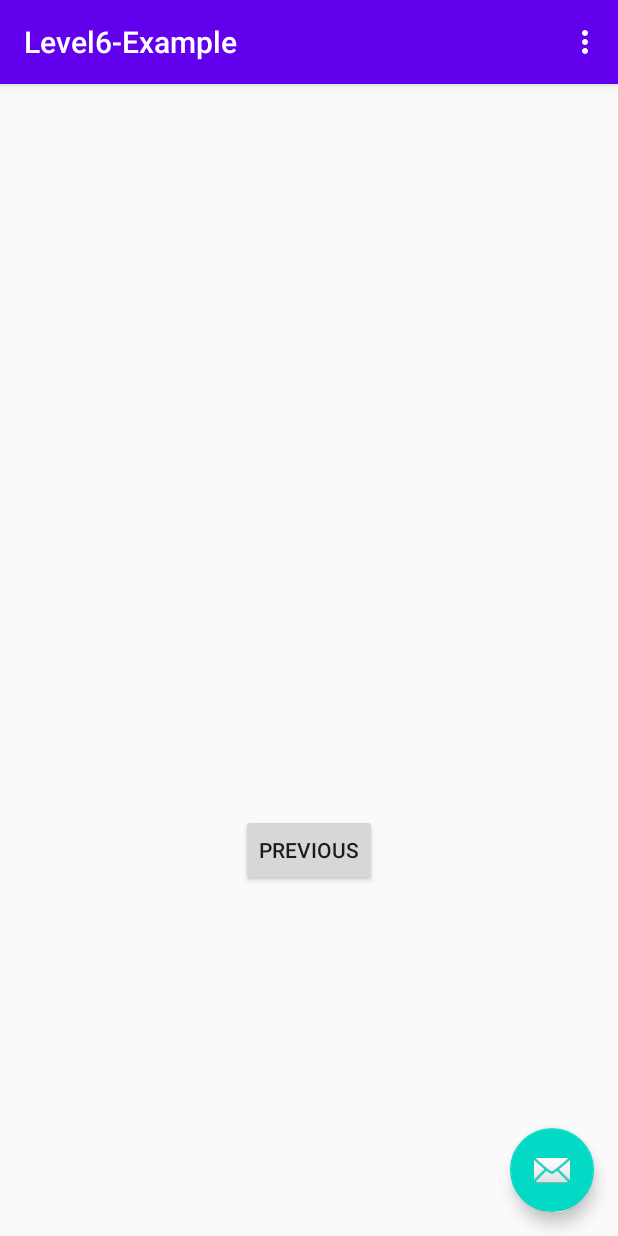
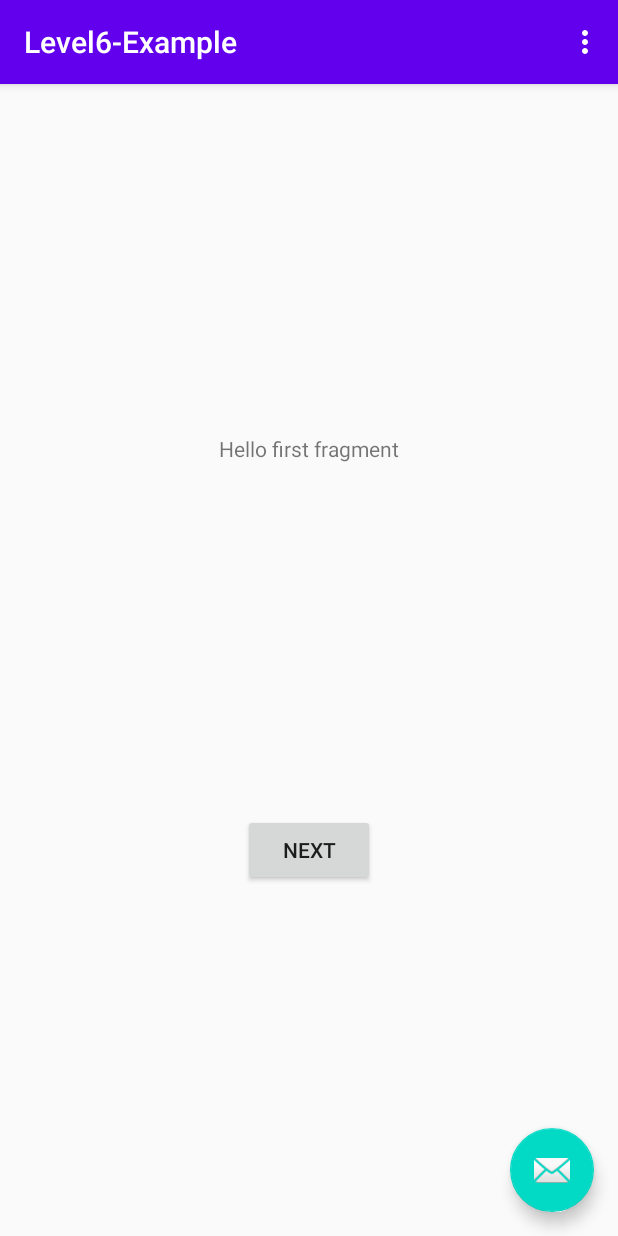
Before and after one commit to BrunoFigueiredo2k/Level6-Example, an Android app: the screen it shows after launch (MainActivity), after a tap on "NEXT", on a phone screen of 412 x 824 dp. Run offline under Robolectric (Android 15) with nearby library versions, the phone set to English and light mode, and no system bars; 1 statement that could not run was skipped.

```diff
--- a/app/build.gradle
+++ b/app/build.gradle
@@ -44,4 +44,10 @@ dependencies {
     androidTestImplementation 'androidx.test.ext:junit:1.1.2'
     androidTestImplementation 'androidx.test.espresso:espresso-core:3.3.0'
 
+    // Retrofit
+    implementation 'com.squareup.retrofit2:retrofit:2.8.1'
+    implementation 'com.squareup.retrofit2:converter-gson:2.8.1'
+    implementation 'com.squareup.okhttp3:okhttp:4.4.0'
+    implementation 'com.squareup.okhttp3:logging-interceptor:4.4.0'
+
 }
--- a/app/src/main/AndroidManifest.xml
+++ b/app/src/main/AndroidManifest.xml
@@ -2,7 +2,10 @@
 <manifest xmlns:android="http://schemas.android.com/apk/res/android"
     package="com.example.level6_example">
 
+    <uses-permission android:name="android.permission.INTERNET" />
+
     <application
+        android:usesCleartextTraffic="true"
         android:allowBackup="true"
         android:icon="@mipmap/ic_launcher"
         android:label="@string/app_name"
@@ -10,7 +13,7 @@
         android:supportsRtl="true"
         android:theme="@style/AppTheme">
         <activity
-            android:name=".MainActivity"
+            android:name=".ui.MainActivity"
             android:label="@string/app_name"
             android:theme="@style/AppTheme.NoActionBar">
             <intent-filter>
--- a/app/src/main/java/com/example/level6_example/SecondFragment.kt
+++ /dev/null
@@ -1,31 +0,0 @@
-package com.example.level6_example
-
-import android.os.Bundle
-import androidx.fragment.app.Fragment
-import android.view.LayoutInflater
-import android.view.View
-import android.view.ViewGroup
-import android.widget.Button
-import androidx.navigation.fragment.findNavController
-
-/**
- * A simple [Fragment] subclass as the second destination in the navigation.
- */
-class SecondFragment : Fragment() {
-
-    override fun onCreateView(
-            inflater: LayoutInflater, container: ViewGroup?,
-            savedInstanceState: Bundle?
-    ): View? {
-        // Inflate the layout for this fragment
-        return inflater.inflate(R.layout.fragment_second, container, false)
-    }
-
-    override fun onViewCreated(view: View, savedInstanceState: Bundle?) {
-        super.onViewCreated(view, savedInstanceState)
-
-        view.findViewById<Button>(R.id.button_second).setOnClickListener {
-            findNavController().navigate(R.id.action_SecondFragment_to_FirstFragment)
-        }
-    }
-}
--- a/app/src/main/java/com/example/level6_example/MainActivity.kt
+++ b/app/src/main/java/com/example/level6_example/ui/MainActivity.kt
@@ -1,4 +1,4 @@
-package com.example.level6_example
+package com.example.level6_example.ui
 
 import android.os.Bundle
 import com.google.android.material.floatingactionbutton.FloatingActionButton
@@ -6,6 +6,7 @@ import com.google.android.material.snackbar.Snackbar
 import androidx.appcompat.app.AppCompatActivity
 import android.view.Menu
 import android.view.MenuItem
+import com.example.level6_example.R
 
 class MainActivity : AppCompatActivity() {
 
--- a/app/src/main/java/com/example/level6_example/FirstFragment.kt
+++ b/app/src/main/java/com/example/level6_example/ui/TriviaFragment.kt
@@ -1,4 +1,4 @@
-package com.example.level6_example
+package com.example.level6_example.ui
 
 import android.os.Bundle
 import androidx.fragment.app.Fragment
@@ -7,18 +7,19 @@ import android.view.View
 import android.view.ViewGroup
 import android.widget.Button
 import androidx.navigation.fragment.findNavController
+import com.example.level6_example.R
 
 /**
  * A simple [Fragment] subclass as the default destination in the navigation.
  */
-class FirstFragment : Fragment() {
+class TriviaFragment : Fragment() {
 
     override fun onCreateView(
             inflater: LayoutInflater, container: ViewGroup?,
             savedInstanceState: Bundle?
     ): View? {
         // Inflate the layout for this fragment
-        return inflater.inflate(R.layout.fragment_first, container, false)
+        return inflater.inflate(R.layout.fragment_trivia, container, false)
     }
 
     override fun onViewCreated(view: View, savedInstanceState: Bundle?) {
--- a/app/src/main/res/layout/activity_main.xml
+++ b/app/src/main/res/layout/activity_main.xml
@@ -4,7 +4,7 @@
     xmlns:tools="http://schemas.android.com/tools"
     android:layout_width="match_parent"
     android:layout_height="match_parent"
-    tools:context=".MainActivity">
+    tools:context=".ui.MainActivity">
 
     <com.google.android.material.appbar.AppBarLayout
         android:layout_width="match_parent"
--- a/app/src/main/res/layout/fragment_second.xml
+++ b/app/src/main/res/layout/fragment_trivia.xml
@@ -4,24 +4,25 @@
     xmlns:tools="http://schemas.android.com/tools"
     android:layout_width="match_parent"
     android:layout_height="match_parent"
-    tools:context=".SecondFragment">
+    tools:context=".ui.TriviaFragment">
 
     <TextView
-        android:id="@+id/textview_second"
+        android:id="@+id/textview_first"
         android:layout_width="wrap_content"
         android:layout_height="wrap_content"
-        app:layout_constraintBottom_toTopOf="@id/button_second"
+        android:text="@string/hello_first_fragment"
+        app:layout_constraintBottom_toTopOf="@id/button_first"
         app:layout_constraintEnd_toEndOf="parent"
         app:layout_constraintStart_toStartOf="parent"
         app:layout_constraintTop_toTopOf="parent" />
 
     <Button
-        android:id="@+id/button_second"
+        android:id="@+id/button_first"
         android:layout_width="wrap_content"
         android:layout_height="wrap_content"
-        android:text="@string/previous"
+        android:text="@string/next"
         app:layout_constraintBottom_toBottomOf="parent"
         app:layout_constraintEnd_toEndOf="parent"
         app:layout_constraintStart_toStartOf="parent"
-        app:layout_constraintTop_toBottomOf="@id/textview_second" />
+        app:layout_constraintTop_toBottomOf="@id/textview_first" />
 </androidx.constraintlayout.widget.ConstraintLayout>
--- a/app/src/main/res/menu/menu_main.xml
+++ b/app/src/main/res/menu/menu_main.xml
@@ -1,7 +1,7 @@
 <menu xmlns:android="http://schemas.android.com/apk/res/android"
     xmlns:app="http://schemas.android.com/apk/res-auto"
     xmlns:tools="http://schemas.android.com/tools"
-    tools:context="com.example.level6_example.MainActivity">
+    tools:context="com.example.level6_example.ui.MainActivity">
     <item
         android:id="@+id/action_settings"
         android:orderInCategory="100"
--- a/app/src/main/res/navigation/nav_graph.xml
+++ b/app/src/main/res/navigation/nav_graph.xml
@@ -7,22 +7,7 @@
 
     <fragment
         android:id="@+id/FirstFragment"
-        android:name="com.example.level6_example.FirstFragment"
+        android:name="com.example.level6_example.ui.TriviaFragment"
         android:label="@string/first_fragment_label"
-        tools:layout="@layout/fragment_first">
-
-        <action
-            android:id="@+id/action_FirstFragment_to_SecondFragment"
-            app:destination="@id/SecondFragment" />
-    </fragment>
-    <fragment
-        android:id="@+id/SecondFragment"
-        android:name="com.example.level6_example.SecondFragment"
-        android:label="@string/second_fragment_label"
-        tools:layout="@layout/fragment_second">
-
-        <action
-            android:id="@+id/action_SecondFragment_to_FirstFragment"
-            app:destination="@id/FirstFragment" />
-    </fragment>
+        tools:layout="@layout/fragment_trivia"/>
 </navigation>
```
Also changed, not shown: app/src/main/java/com/example/level6_example/data/Trivia.kt (added, +10 -0 lines), app/src/main/res/layout/fragment_first.xml (deleted, +0 -28 lines).
